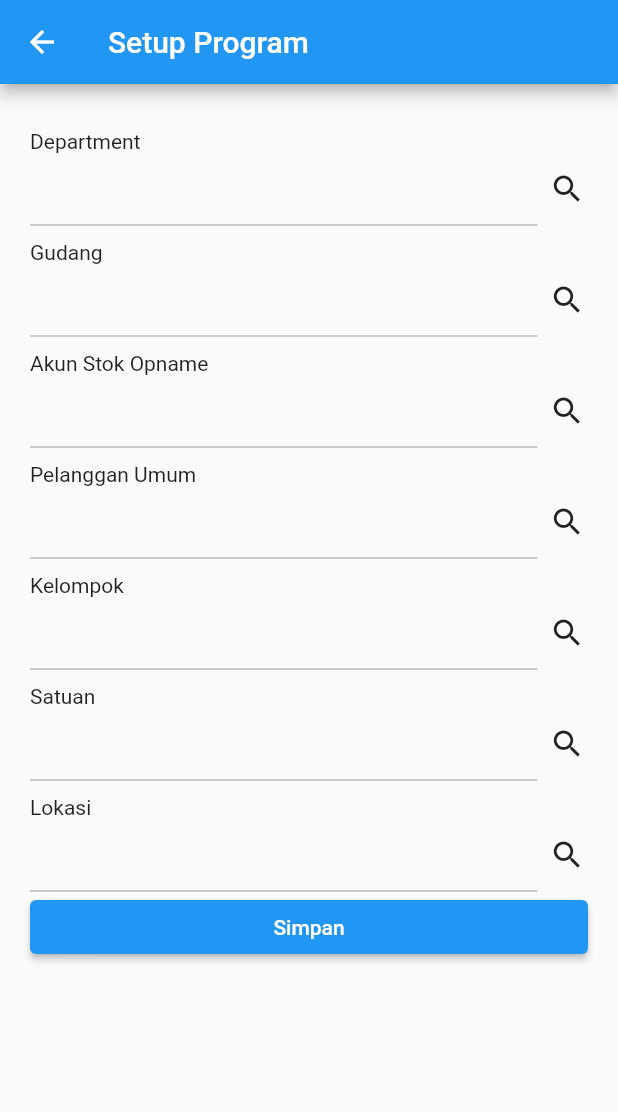
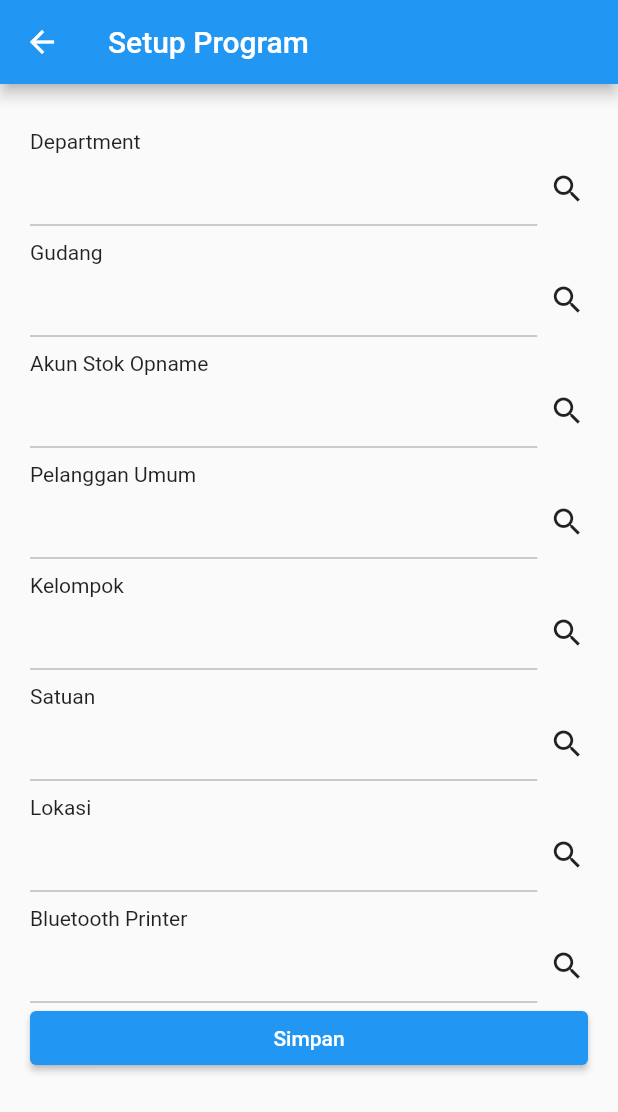
Before and after one commit to mayonklepas/mizanmobile, a Flutter app: the HomeActivity screen opened directly, after a tap on "Lakukan Setup", on a phone screen of 412 x 824 dp. Shown: the top 1112 px of the screen. Run offline on Flutter 3.47's test engine with Material 2 defaults, Android fonts, the light colour scheme and no system bars; our stand-ins replace cached_network_image, carousel_slider, geolocator, image_picker, pdf and 3 more; missing offline and left inert: dart:ffi, flutter_barcode_scanner, workmanager; accounts and stored records are empty; network calls fail.

Commit message:
baru nih

```diff
--- a/lib/activity/home_activity.dart
+++ b/lib/activity/home_activity.dart
@@ -560,7 +560,7 @@ class _HomeActivityState extends State<HomeActivity> {
             Container(
                 child: GridView(
               gridDelegate: SliverGridDelegateWithFixedCrossAxisCount(
-                  crossAxisCount: 3, childAspectRatio: 0.80),
+                  crossAxisCount: 3, childAspectRatio: 0.75),
               shrinkWrap: true,
               physics: NeverScrollableScrollPhysics(),
               children: [
@@ -595,7 +595,7 @@ class _HomeActivityState extends State<HomeActivity> {
             Container(
                 child: GridView(
               gridDelegate: SliverGridDelegateWithFixedCrossAxisCount(
-                  crossAxisCount: 3, childAspectRatio: 0.8),
+                  crossAxisCount: 3, childAspectRatio: 0.75),
               shrinkWrap: true,
               physics: NeverScrollableScrollPhysics(),
               children: [
@@ -668,7 +668,7 @@ class _HomeActivityState extends State<HomeActivity> {
             Container(
                 child: GridView(
               gridDelegate: SliverGridDelegateWithFixedCrossAxisCount(
-                  crossAxisCount: 3, childAspectRatio: 0.8),
+                  crossAxisCount: 3, childAspectRatio: 0.7),
               shrinkWrap: true,
               physics: NeverScrollableScrollPhysics(),
               children: [
--- a/lib/activity/setup_program.dart
+++ b/lib/activity/setup_program.dart
@@ -290,6 +290,37 @@ class _SetupProgramState extends State<SetupProgram> {
                     ),
                   ],
                 ),
+                Utils.labelForm("Bluetooth Printer"),
+                Row(
+                  children: [
+                    Expanded(
+                        flex: 10,
+                        child: TextField(
+                          controller: namaLokasiCtrl,
+                          enabled: false,
+                        )),
+                    Expanded(
+                      child: IconButton(
+                        onPressed: () async {
+                          dynamic popUpResult = await Navigator.push(context, MaterialPageRoute(
+                            builder: (context) {
+                              return ListModalForm(
+                                type: "lokasi",
+                                withAll: true,
+                              );
+                            },
+                          ));
+
+                          if (popUpResult == null) return;
+
+                          idLokasi = popUpResult["NOINDEX"];
+                          namaLokasiCtrl.text = popUpResult["NAMA"];
+                        },
+                        icon: Icon(Icons.search),
+                      ),
+                    ),
+                  ],
+                ),
                 SizedBox(
                   width: double.infinity,
                   child: ElevatedButton(
--- a/lib/main.dart
+++ b/lib/main.dart
@@ -16,6 +16,12 @@ import 'database_helper.dart';
 void callBack() {
   Workmanager().executeTask((taskName, inputData) async {
     if (taskName == "sync-task") {
+      var db = DatabaseHelper();
+      List<dynamic> lsSyncInfo = await db.readDatabase("SELECT * FROM sync_info WHERE id=1");
+      int status = lsSyncInfo[0]["status"];
+      if (status == 0) {
+        return Future.value(true);
+      }
       await Utils.syncLocalData();
       print("Success sync");
     }
--- a/pubspec.yaml
+++ b/pubspec.yaml
@@ -45,6 +45,10 @@ dependencies:
   printing: ^5.10.5
   sqflite: ^2.2.7
   workmanager: ^0.5.0
+  #esc_pos_utils: ^1.1.0
+  bluetooth_print: ^3.0.1
+  bluetooth_thermal_printer: ^0.0.6
+
 
 dev_dependencies:
   flutter_test:
```
Also changed, not shown: lib/utils.dart (+37 -9 lines), pubspec.lock, 3 other files.
